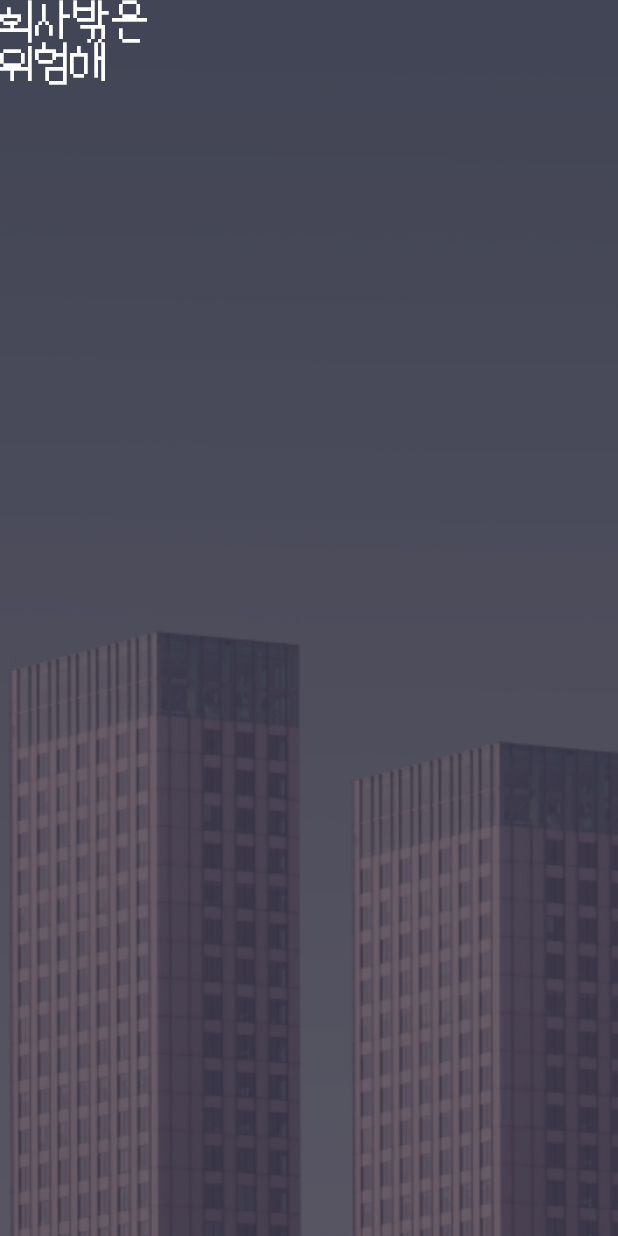
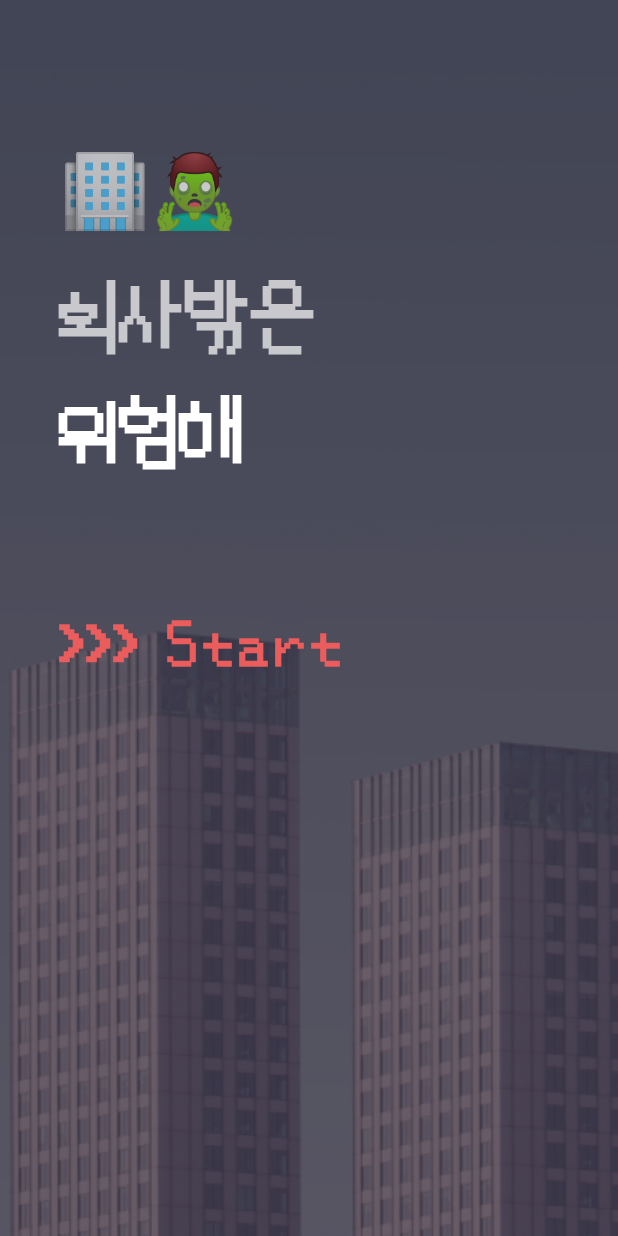
Before and after one commit to hongjyoun/app-one, a Flutter app: the screen it shows after launch, on a phone screen of 412 x 824 dp. Run offline on Flutter 3.47's test engine with Material 2 defaults, Android fonts, the phone set to English and light mode, and no system bars; our stand-ins replace font_awesome_flutter.

Commit message:
main done

```diff
--- a/lib/screens/home_screen.dart
+++ b/lib/screens/home_screen.dart
@@ -1,14 +1,19 @@
+import 'package:app_one/constants/gaps.dart';
 import 'package:app_one/constants/sizes.dart';
+import 'package:app_one/screens/start_screen.dart';
 import 'package:flutter/material.dart';
 
-class HomeScreen extends StatefulWidget {
+class HomeScreen extends StatelessWidget {
   const HomeScreen({super.key});
 
-  @override
-  State<HomeScreen> createState() => _HomeScreenState();
+  void onStartTap(BuildContext context) {
+    Navigator.of(context).push(
+      MaterialPageRoute(
+        builder: (context) => const StartScreen(),
+      ),
+    );
   }
 
-class _HomeScreenState extends State<HomeScreen> {
   @override
   Widget build(BuildContext context) {
     return Scaffold(
@@ -23,17 +28,52 @@ class _HomeScreenState extends State<HomeScreen> {
               ),
             ),
           ),
-          const Row(
+          SafeArea(
+            child: Padding(
+              padding: const EdgeInsets.symmetric(
+                horizontal: Sizes.size40,
+              ),
+              child: Column(
+                crossAxisAlignment: CrossAxisAlignment.start,
                 children: [
-              Text(
-                '회사밖은\n위험해',
+                  Gaps.v80,
+                  const Text(
+                    '🏢🧟‍♂️\n회사밖은',
                     style: TextStyle(
                       fontFamily: 'Ramche',
-                  fontSize: Sizes.size28,
+                      fontSize: Sizes.size48,
+                      fontWeight: FontWeight.bold,
+                      color: Colors.white70,
+                      height: 1.7,
+                    ),
+                  ),
+                  Gaps.v20,
+                  const Text(
+                    '위험해',
+                    style: TextStyle(
+                      fontFamily: 'Ramche',
+                      fontSize: Sizes.size48,
+                      fontWeight: FontWeight.bold,
                       color: Colors.white,
                     ),
                   ),
+                  Gaps.v80,
+                  GestureDetector(
+                    onTap: () => onStartTap(context),
+                    child: const Text(
+                      ">>> Start",
+                      style: TextStyle(
+                        fontFamily: 'Ramche',
+                        fontSize: Sizes.size36,
+                        fontWeight: FontWeight.bold,
+                        color: Color(0xFFEB5C5C),
+                        height: 1.7,
+                      ),
+                    ),
+                  ),
                 ],
+              ),
+            ),
           )
         ],
       ),
```
Also changed, not shown: lib/screens/start_screen.dart (added, +49 -0 lines), pubspec.lock. Lines whose indentation alone changed are shown as unchanged.
